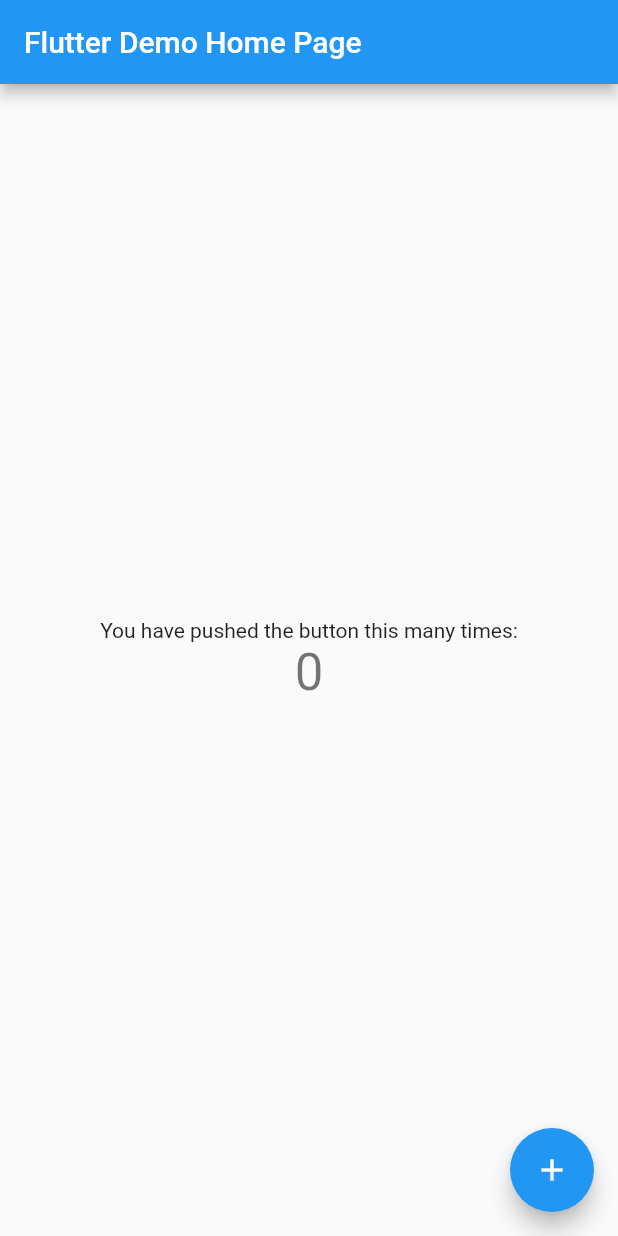
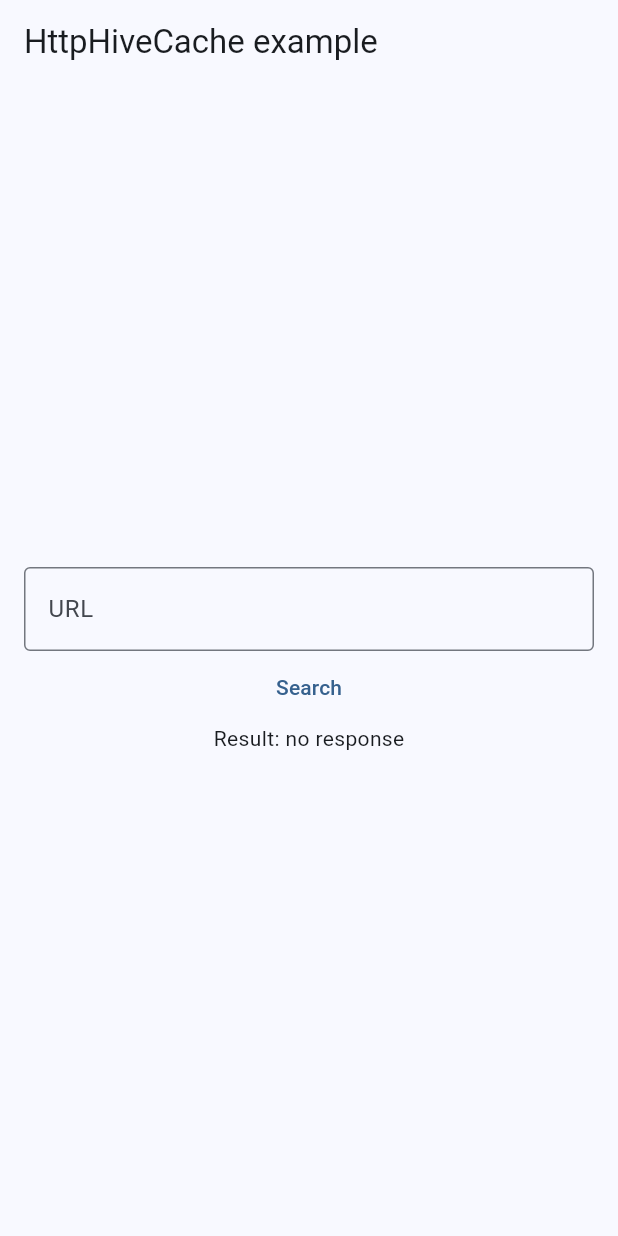
Before and after one commit to koji-1009/http_hive_cache, a Flutter app: the screen it shows after launch, on a phone screen of 412 x 824 dp. Run offline on Flutter 3.47's test engine with Material 2 defaults, Android fonts, the phone set to English and light mode, and no system bars; our stand-ins replace flutter_hooks, hive; accounts and stored records are empty.

Commit message:
Update example

```diff
--- a/example/lib/main.dart
+++ b/example/lib/main.dart
@@ -1,115 +1,86 @@
+import 'dart:convert';
+
 import 'package:flutter/material.dart';
+import 'package:flutter_hooks/flutter_hooks.dart';
+import 'package:http_hive_cache/http_hive_cache.dart';
 
-void main() {
+Future<void> main() async {
+  await HttpHiveCache.init();
+
   runApp(const MyApp());
 }
 
 class MyApp extends StatelessWidget {
   const MyApp({Key? key}) : super(key: key);
 
-  // This widget is the root of your application.
   @override
   Widget build(BuildContext context) {
     return MaterialApp(
       title: 'Flutter Demo',
       theme: ThemeData(
-        // This is the theme of your application.
-        //
-        // Try running your application with "flutter run". You'll see the
-        // application has a blue toolbar. Then, without quitting the app, try
-        // changing the primarySwatch below to Colors.green and then invoke
-        // "hot reload" (press "r" in the console where you ran "flutter run",
-        // or simply save your changes to "hot reload" in a Flutter IDE).
-        // Notice that the counter didn't reset back to zero; the application
-        // is not restarted.
-        primarySwatch: Colors.blue,
+        useMaterial3: true,
+        colorSchemeSeed: Colors.blue,
       ),
-      home: const MyHomePage(title: 'Flutter Demo Home Page'),
+      darkTheme: ThemeData(
+        useMaterial3: true,
+        colorSchemeSeed: Colors.blue,
+        brightness: Brightness.dark,
+      ),
+      home: const MyHomePage(),
     );
   }
 }
 
-class MyHomePage extends StatefulWidget {
-  const MyHomePage({Key? key, required this.title}) : super(key: key);
-
-  // This widget is the home page of your application. It is stateful, meaning
-  // that it has a State object (defined below) that contains fields that affect
-  // how it looks.
-
-  // This class is the configuration for the state. It holds the values (in this
-  // case the title) provided by the parent (in this case the App widget) and
-  // used by the build method of the State. Fields in a Widget subclass are
-  // always marked "final".
-
-  final String title;
-
-  @override
-  State<MyHomePage> createState() => _MyHomePageState();
-}
-
-class _MyHomePageState extends State<MyHomePage> {
-  int _counter = 0;
-
-  void _incrementCounter() {
-    setState(() {
-      // This call to setState tells the Flutter framework that something has
-      // changed in this State, which causes it to rerun the build method below
-      // so that the display can reflect the updated values. If we changed
-      // _counter without calling setState(), then the build method would not be
-      // called again, and so nothing would appear to happen.
-      _counter++;
-    });
-  }
+class MyHomePage extends HookWidget {
+  const MyHomePage({super.key});
 
   @override
   Widget build(BuildContext context) {
-    // This method is rerun every time setState is called, for instance as done
-    // by the _incrementCounter method above.
-    //
-    // The Flutter framework has been optimized to make rerunning build methods
-    // fast, so that you can just rebuild anything that needs updating rather
-    // than having to individually change instances of widgets.
+    final urlController = useTextEditingController();
+    final result = useState('no response');
+
     return Scaffold(
       appBar: AppBar(
-        // Here we take the value from the MyHomePage object that was created by
-        // the App.build method, and use it to set our appbar title.
-        title: Text(widget.title),
+        title: const Text('HttpHiveCache example'),
       ),
-      body: Center(
-        // Center is a layout widget. It takes a single child and positions it
-        // in the middle of the parent.
+      body: Padding(
+        padding: const EdgeInsets.all(16),
+        child: Center(
           child: Column(
-          // Column is also a layout widget. It takes a list of children and
-          // arranges them vertically. By default, it sizes itself to fit its
-          // children horizontally, and tries to be as tall as its parent.
-          //
-          // Invoke "debug painting" (press "p" in the console, choose the
-          // "Toggle Debug Paint" action from the Flutter Inspector in Android
-          // Studio, or the "Toggle Debug Paint" command in Visual Studio Code)
-          // to see the wireframe for each widget.
-          //
-          // Column has various properties to control how it sizes itself and
-          // how it positions its children. Here we use mainAxisAlignment to
-          // center the children vertically; the main axis here is the vertical
-          // axis because Columns are vertical (the cross axis would be
-          // horizontal).
             mainAxisAlignment: MainAxisAlignment.center,
             children: <Widget>[
-            const Text(
-              'You have pushed the button this many times:',
+              ConstrainedBox(
+                constraints: const BoxConstraints(
+                  maxWidth: 600,
                 ),
-            Text(
-              '$_counter',
-              style: Theme.of(context).textTheme.headline4,
+                child: TextField(
+                  controller: urlController,
+                  keyboardType: TextInputType.url,
+                  textInputAction: TextInputAction.done,
+                  decoration: const InputDecoration(
+                    hintText: 'URL',
+                    border: OutlineInputBorder(),
                   ),
+                ),
+              ),
+              TextButton(
+                onPressed: () async {
+                  final url = urlController.text;
+                  final response = await HttpHiveCache.get(
+                    Uri.parse(url),
+                  );
+
+                  // expect JSON style
+                  final body = json.decode(response.body) as Map;
+                  result.value = body.toString();
+                },
+                child: const Text('Search'),
+              ),
+              Text('Result: ${result.value}'),
             ],
           ),
         ),
-      floatingActionButton: FloatingActionButton(
-        onPressed: _incrementCounter,
-        tooltip: 'Increment',
-        child: const Icon(Icons.add),
-      ), // This trailing comma makes auto-formatting nicer for build methods.
+      ),
     );
   }
 }
```
Also changed, not shown: example/pubspec.yaml (+4 -3 lines), example/pubspec.lock, 10 other files. Lines whose indentation alone changed are shown as unchanged.
